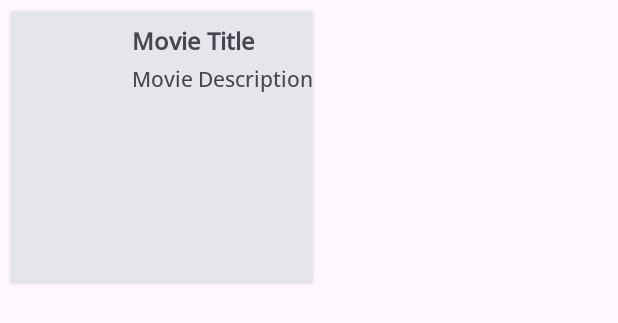
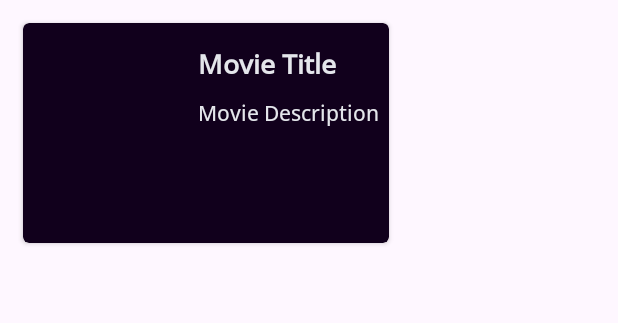
Before and after one commit to MaryGaney/CineCritique, an Android app built with Jetpack Compose: the layout movie_card.xml on its own in the app's theme, with its tools: preview values and no code run, on a phone screen of 412 x 824 dp. Shown: the top 323 px of the screen. Run offline under Robolectric (Android 15) with nearby library versions, the light colour scheme and no system bars.

Commit message:
cardview mostly works, cuts off some text but can't seem to find the fix, clickable will send to IndMovie page correctly

```diff
--- a/app/src/main/java/com/example/cinecritique/MovieAdapterCards.kt
+++ b/app/src/main/java/com/example/cinecritique/MovieAdapterCards.kt
@@ -24,8 +24,8 @@ class MovieAdapterCards(
                 .load("https://image.tmdb.org/t/p/w500${movie.poster_path}")
                 .into(imageView)
 
-            titleTextView.text = movie.title
-            overviewTextView.text = movie.overview
+            titleTextView.text = movie.title ?: "No Title"
+            overviewTextView.text = movie.overview ?: "No Description"
 
             itemView.setOnClickListener { clickListener(movie) }
         }
--- a/app/src/main/res/layout/activity_movie_genre.xml
+++ b/app/src/main/res/layout/activity_movie_genre.xml
@@ -68,7 +68,6 @@
         android:layout_height="match_parent"
         android:layout_marginTop="120dp"
         app:layout_constraintStart_toStartOf="parent"
-        app:layout_constraintTop_toBottomOf="@id/genreTitle"
-        android:paddingLeft="70dp" />
+        app:layout_constraintTop_toBottomOf="@id/genreTitle"/>
 
 </androidx.constraintlayout.widget.ConstraintLayout>
--- a/app/src/main/res/layout/movie_card.xml
+++ b/app/src/main/res/layout/movie_card.xml
@@ -1,23 +1,24 @@
 <?xml version="1.0" encoding="utf-8"?>
 <androidx.cardview.widget.CardView xmlns:android="http://schemas.android.com/apk/res/android"
-    android:layout_width="200dp"
-    android:layout_height="180dp"
+    android:layout_width="wrap_content"
+    android:layout_height="wrap_content"
     xmlns:app="http://schemas.android.com/apk/res-auto"
-    android:layout_margin="8dp"
-    app:cardCornerRadius="2dp"
+    android:layout_margin="15dp"
+    app:cardCornerRadius="4dp"
     android:elevation="4dp"
     app:layout_constraintStart_toStartOf="parent"
-    android:backgroundTint="@color/white">
+    android:backgroundTint="@color/black">
 
     <androidx.constraintlayout.widget.ConstraintLayout
         android:layout_width="match_parent"
-        android:layout_height="match_parent">
+        android:layout_height="wrap_content"
+        android:padding="3dp">
 
         <!-- Movie Poster -->
         <ImageView
             android:id="@+id/moviePoster"
-            android:layout_width="80dp"
-            android:layout_height="120dp"
+            android:layout_width="100dp"
+            android:layout_height="140dp"
             android:scaleType="centerCrop"
             app:layout_constraintStart_toStartOf="parent"
             app:layout_constraintTop_toTopOf="parent"
@@ -28,9 +29,12 @@
             android:id="@+id/movieTitle"
             android:layout_width="wrap_content"
             android:layout_height="wrap_content"
+            android:textColor="@color/white"
             android:text="Movie Title"
             android:textStyle="bold"
-            android:textSize="16sp"
+            android:textSize="18sp"
+            android:padding="3dp"
+            android:layout_marginLeft="10dp"
             android:layout_marginTop="8dp"
             app:layout_constraintStart_toEndOf="@id/moviePoster"
             app:layout_constraintTop_toTopOf="parent"
@@ -41,12 +45,18 @@
             android:id="@+id/movieOverview"
             android:layout_width="wrap_content"
             android:layout_height="wrap_content"
+            android:textColor="@color/white"
             android:text="Movie Description"
+            android:padding="3dp"
             android:textSize="14sp"
             android:layout_marginTop="4dp"
+            android:layout_marginLeft="10dp"
             app:layout_constraintStart_toEndOf="@id/moviePoster"
             app:layout_constraintTop_toBottomOf="@id/movieTitle"
-            android:fontFamily="@font/open_sans_medium"/>
+            android:fontFamily="@font/open_sans_medium"
+            android:ellipsize="end"
+            android:lineSpacingExtra="2dp"
+            android:maxLines="5"/>
 
     </androidx.constraintlayout.widget.ConstraintLayout>
 </androidx.cardview.widget.CardView>
```
Also changed, not shown: app/src/main/java/com/example/cinecritique/MovieGenre.kt (+8 -12 lines).
